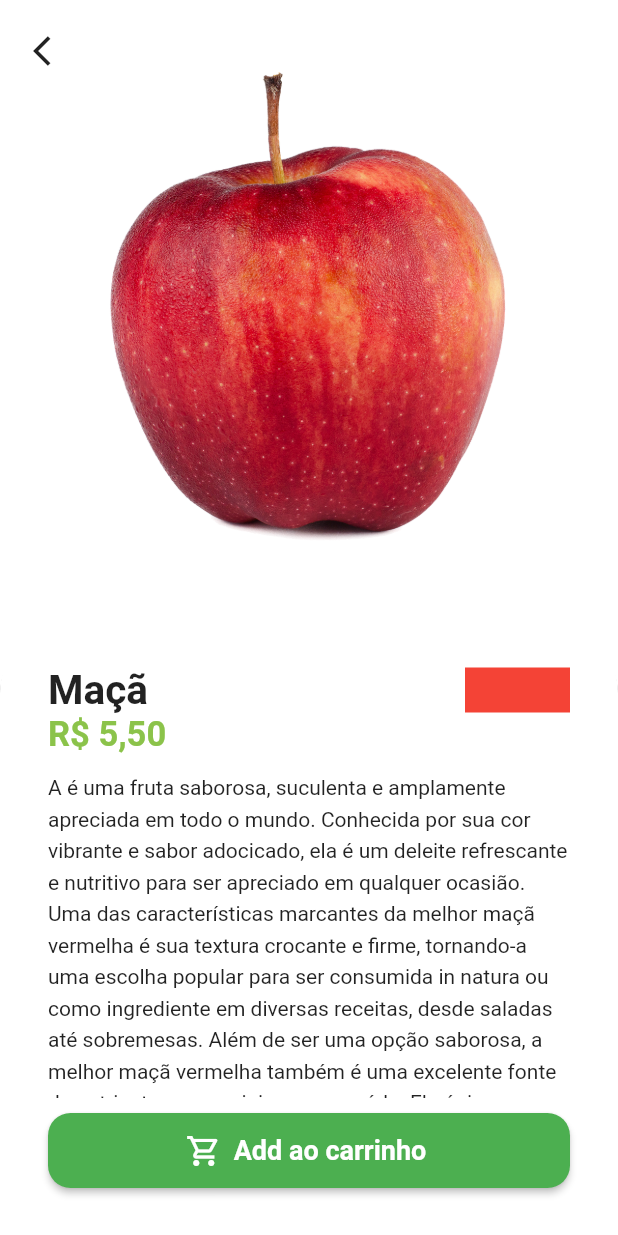
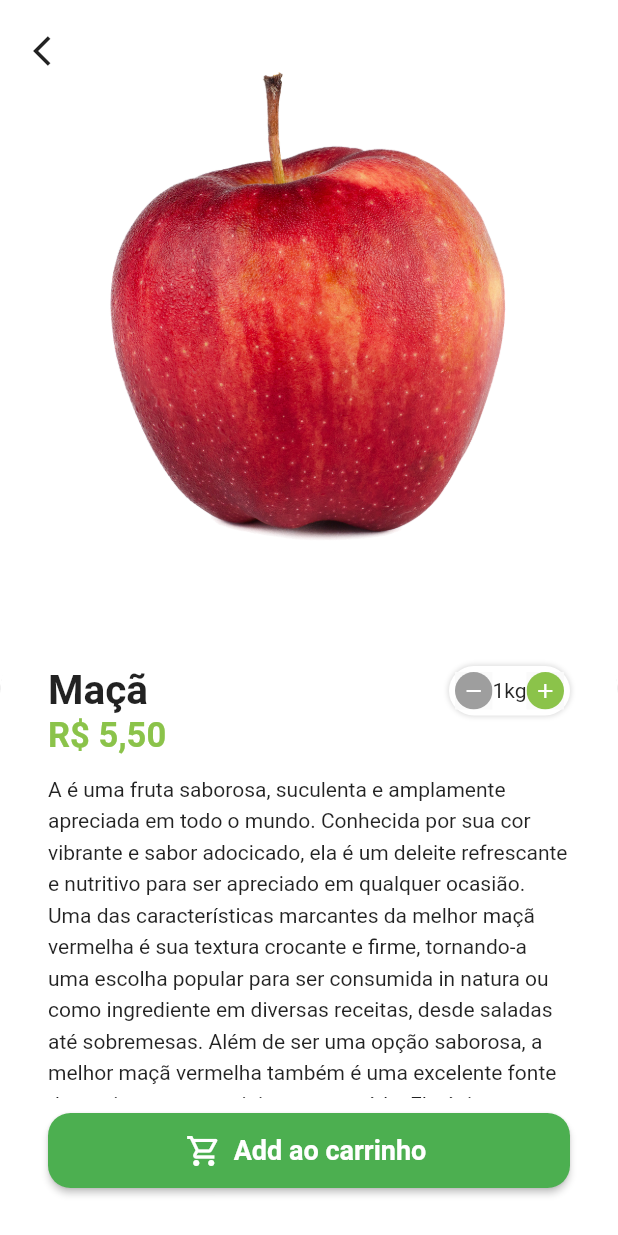
Before and after one commit to Jo-Schorr/Food_Store_Flutter, a Flutter app: the screen it shows after launch, after a tap on "Entrar", after a tap on "Maçã", on a phone screen of 412 x 824 dp. Run offline on Flutter 3.47's test engine with Material 2 defaults, Android fonts, the phone set to English and light mode, and no system bars; our stand-ins replace animated_text_kit, mask_text_input_formatter.

Commit message:
[FEATURE] Add add/remove product button

```diff
--- /dev/null
+++ b/lib/src/pages/commom_widgets/quantily_widget.dart
@@ -0,0 +1,75 @@
+import 'package:flutter/material.dart';
+import 'package:greengrocer/src/config/custom_colors.dart';
+
+class QuantityWidget extends StatelessWidget {
+  const QuantityWidget({Key? key}) : super(key: key);
+
+  @override
+  Widget build(BuildContext context) {
+    return Container(
+      padding: const EdgeInsets.all(4),
+      decoration: BoxDecoration(
+        color: Colors.white,
+        borderRadius: BorderRadius.circular(50),
+        boxShadow: [
+          BoxShadow(
+            color: Colors.grey.shade300,
+            spreadRadius: 1,
+            blurRadius: 2,
+          ),
+        ],
+      ),
+      child: Row(
+        children: [
+          _QuantityButton(
+            icon: Icons.remove,
+            color: Colors.grey,
+            onPressed: () {},
+          ),
+          const Text('1kg'),
+          _QuantityButton(
+            icon: Icons.add,
+            color: CustomColors.customSwatchColor,
+            onPressed: () {},
+          ),
+        ],
+      ),
+    );
+  }
+}
+
+class _QuantityButton extends StatelessWidget {
+  final Color color;
+  final IconData icon;
+  final VoidCallback onPressed;
+
+  const _QuantityButton({
+    Key? key,
+    required this.color,
+    required this.icon,
+    required this.onPressed,
+  }) : super(key: key);
+
+  @override
+  Widget build(BuildContext context) {
+    return Material(
+      child: InkWell(
+        borderRadius: BorderRadius.circular(50),
+        onTap: onPressed,
+        child: Ink(
+          height: 25,
+          width: 25,
+          decoration: BoxDecoration(
+            color: color,
+            shape: BoxShape.circle,
+          ),
+          child: Icon(
+            icon,
+            color: Colors.white,
+            size: 16,
+          ),
+        ),
+      ),
+    );
+  }
+}
--- a/lib/src/pages/product/product_screen.dart
+++ b/lib/src/pages/product/product_screen.dart
@@ -2,6 +2,8 @@ import 'package:flutter/material.dart';
 import 'package:greengrocer/src/config/custom_colors.dart';
 import 'package:greengrocer/src/models/item_model.dart';
 import 'package:greengrocer/src/utils_services.dart';
+
+import '../commom_widgets/quantily_widget.dart';
 
 class ProductScreen extends StatelessWidget {
   ProductScreen({
@@ -58,11 +60,7 @@ class ProductScreen extends StatelessWidget {
                               ),
                             ),
                           ),
-                          Container(
-                            height: 30,
-                            width: 70,
-                            color: Colors.red,
-                          ),
+                          QuantityWidget(),
                         ],
                       ),
 
```
